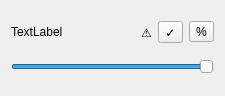
This is ControllerZoneListItemWidget.ui in arthur469/HardwareSyncAI as Qt 5 draws it before an edit. The edited form follows.
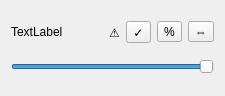
This is the edited form. Custom widgets are drawn as their Qt base class.

Commit message: Implemented reverse, removed commented code, added tooltips and removed spacer from measureFrame

```diff
--- a/ControllerZoneListItemWidget.ui
+++ b/ControllerZoneListItemWidget.ui
@@ -13,17 +13,7 @@
   <property name="windowTitle">
    <string>Form</string>
   </property>
-  <layout class="QGridLayout" name="gridLayout" columnstretch="1,0,0,0">
-   <item row="0" column="2">
-    <widget class="QToolButton" name="enabled">
-     <property name="text">
-      <string>✓</string>
-     </property>
-     <property name="checkable">
-      <bool>true</bool>
-     </property>
-    </widget>
-   </item>
+  <layout class="QGridLayout" name="gridLayout" columnstretch="1,0,0,0,0">
    <item row="0" column="3">
     <widget class="QToolButton" name="percentage_fill">
      <property name="text">
@@ -34,6 +24,16 @@
      </property>
     </widget>
    </item>
+   <item row="0" column="0">
+    <widget class="QLabel" name="zone_name">
+     <property name="text">
+      <string>TextLabel</string>
+     </property>
+     <property name="wordWrap">
+      <bool>true</bool>
+     </property>
+    </widget>
+   </item>
    <item row="0" column="1">
     <widget class="QLabel" name="no_direct_mode_warning">
      <property name="maximumSize">
@@ -54,17 +54,30 @@
      </property>
     </widget>
    </item>
-   <item row="0" column="0">
-    <widget class="QLabel" name="zone_name">
+   <item row="0" column="2">
+    <widget class="QToolButton" name="enabled">
+     <property name="toolTip">
+      <string>Add to current measure</string>
+     </property>
      <property name="text">
-      <string>TextLabel</string>
+      <string>✓</string>
      </property>
-     <property name="wordWrap">
+     <property name="checkable">
       <bool>true</bool>
      </property>
     </widget>
    </item>
-   <item row="1" column="0" colspan="4">
+   <item row="0" column="4">
+    <widget class="QToolButton" name="reverse">
+     <property name="text">
+      <string>⇔</string>
+     </property>
+     <property name="checkable">
+      <bool>true</bool>
+     </property>
+    </widget>
+   </item>
+   <item row="1" column="0" colspan="5">
     <widget class="QTooltipedSlider" name="brightness">
      <property name="maximum">
       <number>100</number>
```
Left out of the diff: 3 changed lines with no effect on the pictures. The commit also changes 7 other files.
